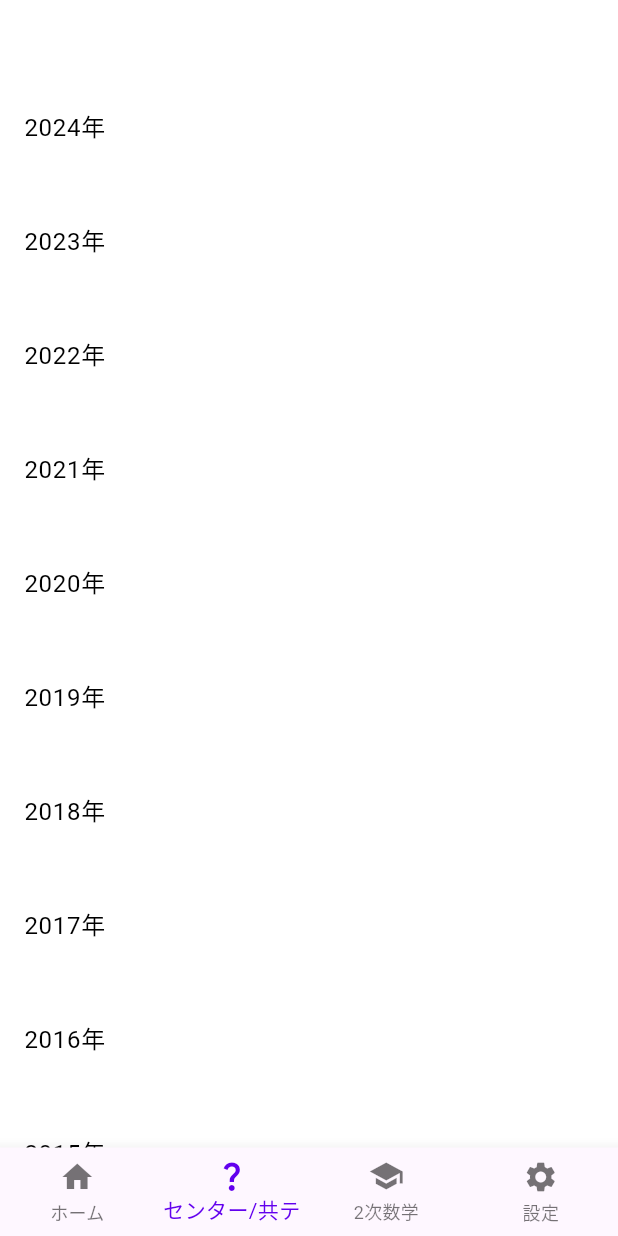
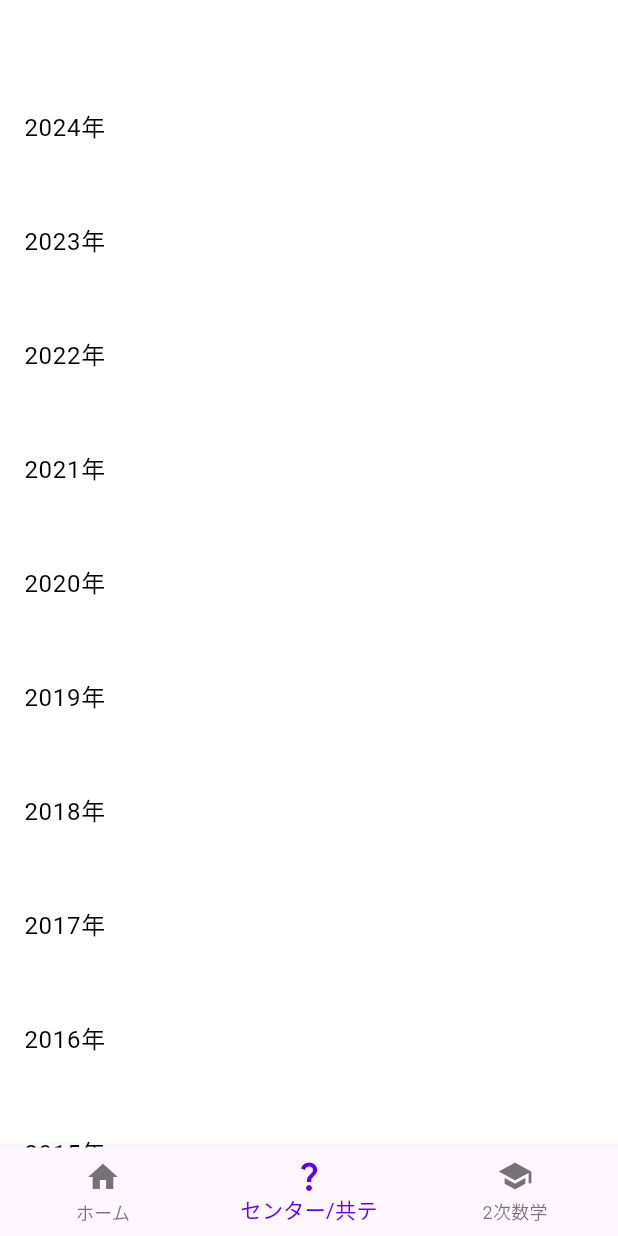
Before and after one commit to Nekoyama141592/crowd-math, a Flutter app: the screen it shows after launch, swiped to page 2, on a phone screen of 412 x 824 dp. Run offline on Flutter 3.47's test engine with Material 3 defaults, Android fonts, the phone set to English and light mode, and no system bars; our stand-ins replace firebase_core, firebase_crashlytics, flutter_dotenv, flutter_hooks, fluttertoast, freezed_annotation and 3 more; missing offline and left inert: in_app_purchase_android, in_app_purchase_storekit; accounts and stored records are empty; generated files the repository leaves out were written again.

Commit message:
remove:設定

```diff
--- a/lib/app/bottom_navigation_bar_items.dart
+++ b/lib/app/bottom_navigation_bar_items.dart
@@ -17,9 +17,4 @@ final List<BottomNavigationBarItem> bnbItems = [
       icon: Icon(
         Icons.school,
       )),
-  const BottomNavigationBarItem(
-      label: '設定',
-      icon: Icon(
-        Icons.settings,
-      )),
 ];
--- a/lib/view/main/my_home_page.dart
+++ b/lib/view/main/my_home_page.dart
@@ -32,7 +32,6 @@ class MyHomePage extends HookWidget {
             HomeScreen(),
             CenterExamYearsScreen(),
             UniversityScreen(),
-            SizedBox(),
           ],
         ));
   }
```
